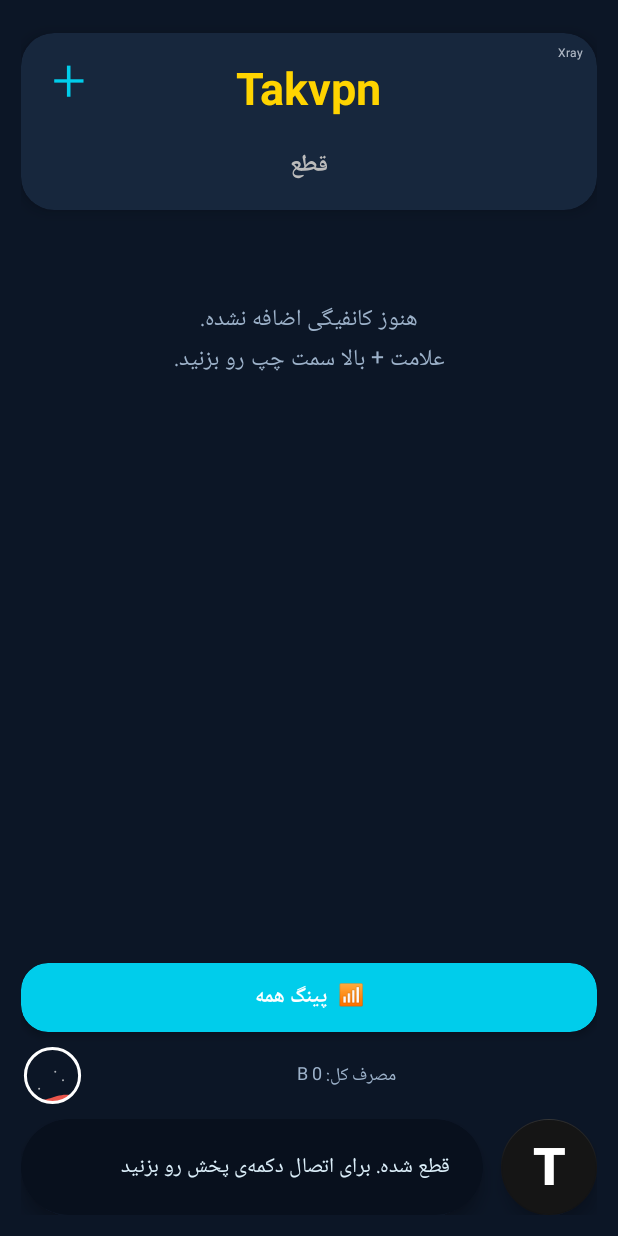
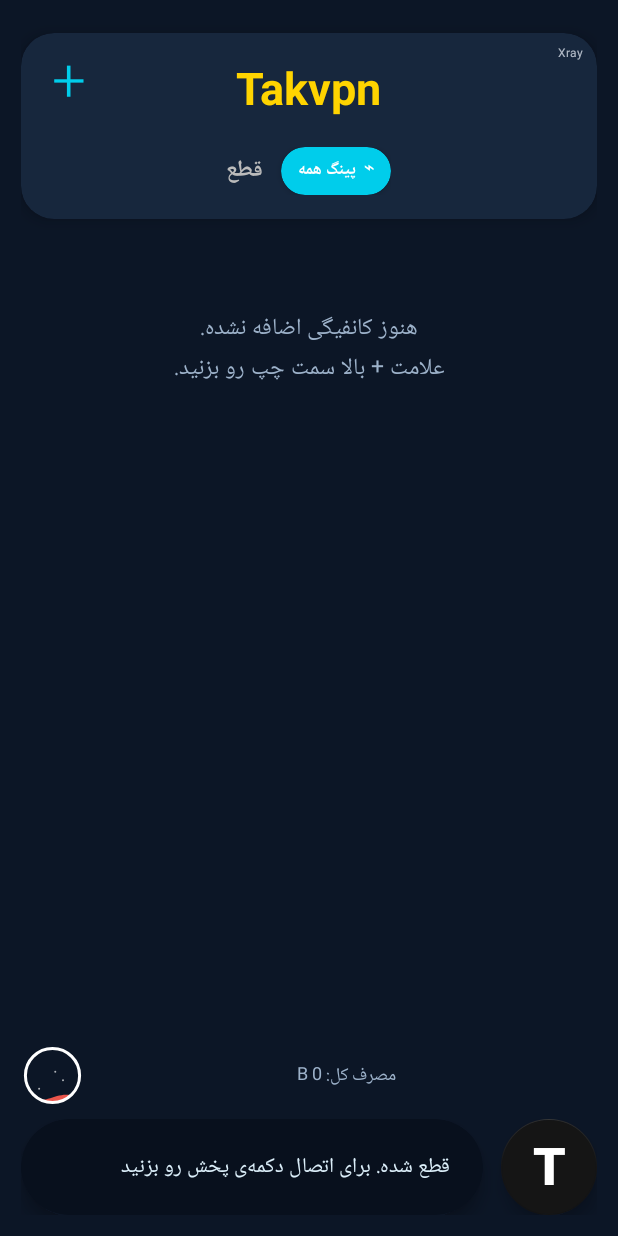
Before and after one commit to dearamir/Takvpn, an Android app: the screen it shows after launch (MainActivity), on a phone screen of 412 x 824 dp. Run offline under Robolectric (Android 15) with nearby library versions, the phone set to English and light mode, and no system bars; libraries missing offline, so code that uses them is left out: com.journeyapps.barcodescanner.

Commit message:
Move ping-all control beside connection status

```diff
--- a/app/src/main/res/layout/activity_main.xml
+++ b/app/src/main/res/layout/activity_main.xml
@@ -50,15 +50,47 @@
                         android:textSize="10sp" />
                 </LinearLayout>
 
-                <TextView
-                    android:id="@+id/statusText"
+                <LinearLayout
                     android:layout_width="wrap_content"
                     android:layout_height="wrap_content"
-                    android:layout_marginTop="4dp"
-                    android:text="قطع"
-                    android:textColor="@color/status_off"
-                    android:textSize="16sp"
-                    android:textStyle="bold" />
+                    android:layout_marginTop="5dp"
+                    android:gravity="center"
+                    android:orientation="horizontal">
+
+                    <TextView
+                        android:id="@+id/statusText"
+                        android:layout_width="wrap_content"
+                        android:layout_height="wrap_content"
+                        android:text="قطع"
+                        android:textColor="@color/status_off"
+                        android:textSize="15sp"
+                        android:textStyle="bold" />
+
+                    <com.google.android.material.card.MaterialCardView
+                        android:id="@+id/pingAllButton"
+                        android:layout_width="wrap_content"
+                        android:layout_height="32dp"
+                        android:layout_marginStart="12dp"
+                        android:clickable="true"
+                        android:focusable="true"
+                        app:cardBackgroundColor="@color/header_title"
+                        app:cardCornerRadius="16dp"
+                        app:cardElevation="3dp"
+                        app:strokeWidth="0dp">
+
+                        <TextView
+                            android:id="@+id/pingAllLabel"
+                            android:layout_width="wrap_content"
+                            android:layout_height="match_parent"
+                            android:gravity="center"
+                            android:paddingStart="11dp"
+                            android:paddingEnd="11dp"
+                            android:text="⌁  پینگ همه"
+                            android:textColor="@android:color/white"
+                            android:textSize="11sp"
+                            android:textStyle="bold" />
+                    </com.google.android.material.card.MaterialCardView>
+                </LinearLayout>
             </LinearLayout>
 
             <TextView
@@ -123,28 +155,6 @@
                 android:orientation="vertical" />
         </LinearLayout>
     </ScrollView>
-
-    <com.google.android.material.card.MaterialCardView
-        android:id="@+id/pingAllButton"
-        android:layout_width="match_parent"
-        android:layout_height="46dp"
-        android:layout_marginTop="8dp"
-        android:clickable="true"
-        android:focusable="true"
-        app:cardBackgroundColor="@color/header_title"
-        app:cardCornerRadius="18dp"
-        app:cardElevation="3dp">
-
-        <TextView
-            android:id="@+id/pingAllLabel"
-            android:layout_width="match_parent"
-            android:layout_height="match_parent"
-            android:gravity="center"
-            android:text="📶  پینگ همه"
-            android:textColor="@android:color/white"
-            android:textSize="14sp"
-            android:textStyle="bold" />
-    </com.google.android.material.card.MaterialCardView>
 
     <LinearLayout
         android:layout_width="match_parent"
```
